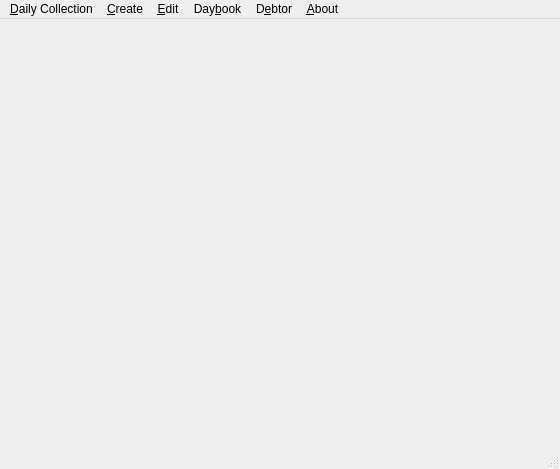
Before: the Qt Designer form forms/DailyCollectionWindow.ui in alanhaggai/Daily-Collection, drawn with Qt 5.
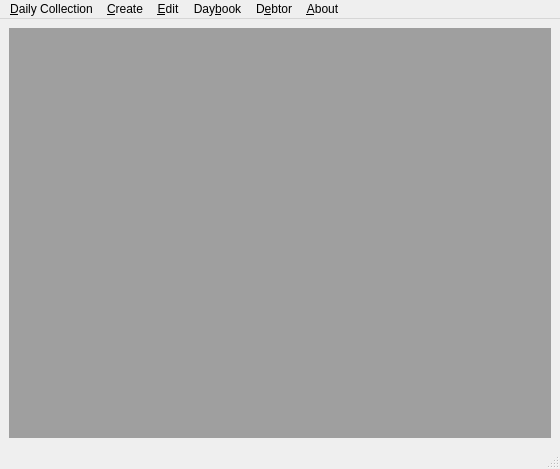
After: the same form once the commit is applied. Icons and pictures are not drawn.

Commit message: MDI implementation

What changed in the file:
```diff
--- a/forms/DailyCollectionWindow.ui
+++ b/forms/DailyCollectionWindow.ui
@@ -17,7 +17,13 @@
    <iconset>
     <normaloff>:/icon.png</normaloff>:/icon.png</iconset>
   </property>
-  <widget class="QWidget" name="centralwidget"/>
+  <widget class="QWidget" name="centralwidget">
+   <layout class="QGridLayout" name="gridLayout">
+    <item row="0" column="0">
+     <widget class="QMdiArea" name="mdiArea"/>
+    </item>
+   </layout>
+  </widget>
   <widget class="QMenuBar" name="menubar">
    <property name="geometry">
     <rect>
```
The commit also changes 1 other file.
